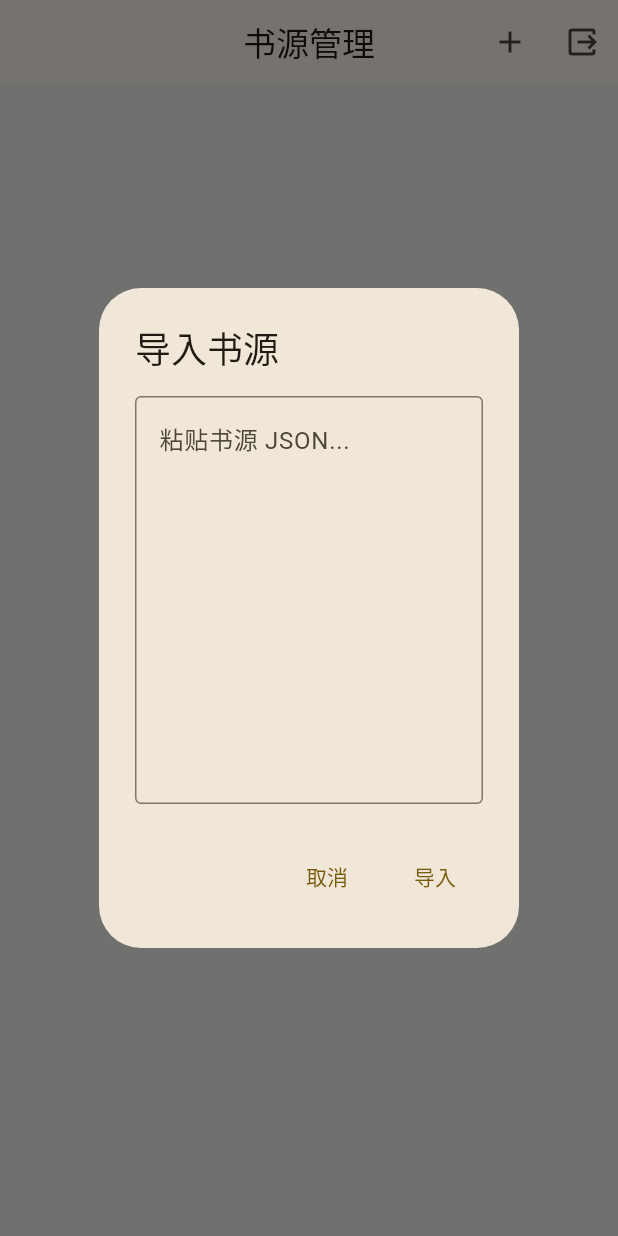
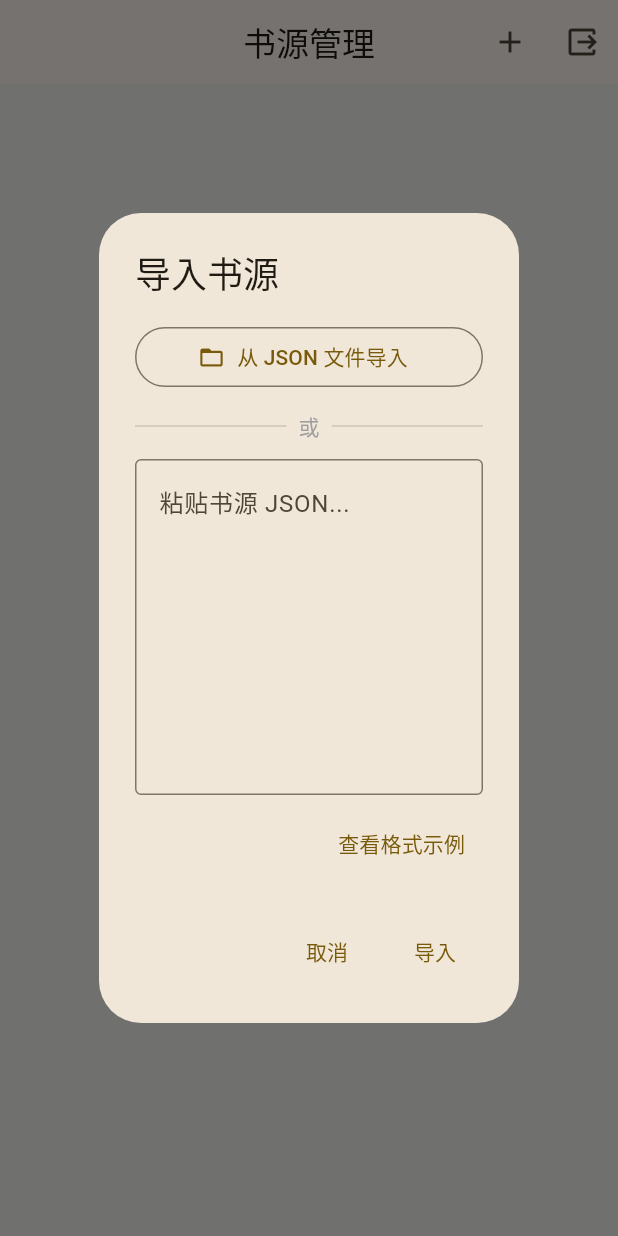
Before and after one commit to Jmengying/ReadLive, a Flutter app: the BookSourcePage screen opened by its route, after a tap on the "add" icon, on a phone screen of 412 x 824 dp. Run offline on Flutter 3.47's test engine with Material 3 defaults, Android fonts, the phone set to English and light mode, and no system bars; our stand-ins replace dio, drift, file_picker, flutter_riverpod, flutter_tts, go_router and 2 more; missing offline and left inert: beautiful_soup_dart, epubx; accounts and stored records are empty; generated files the repository leaves out were written again.

Commit message:
fix: 书源导入对话框增加文件导入和格式示例

```diff
--- a/lib/features/book_source/presentation/book_source_page.dart
+++ b/lib/features/book_source/presentation/book_source_page.dart
@@ -1,6 +1,8 @@
+import 'dart:io';
 import 'package:flutter/material.dart';
 import 'package:flutter/services.dart';
 import 'package:flutter_riverpod/flutter_riverpod.dart';
+import 'package:file_picker/file_picker.dart';
 import 'package:readlive/features/book_source/presentation/book_source_provider.dart';
 import 'package:readlive/features/book_source/domain/book_source_entity.dart';
 
@@ -71,13 +73,49 @@ class BookSourcePage extends ConsumerWidget {
       context: context,
       builder: (ctx) => AlertDialog(
         title: const Text('导入书源'),
-        content: TextField(
+        content: Column(
+          mainAxisSize: MainAxisSize.min,
+          children: [
+            // File picker button
+            SizedBox(
+              width: double.infinity,
+              child: OutlinedButton.icon(
+                icon: const Icon(Icons.folder_open),
+                label: const Text('从 JSON 文件导入'),
+                onPressed: () => _importFromFile(context, ref, ctx),
+              ),
+            ),
+            const SizedBox(height: 12),
+            const Row(
+              children: [
+                Expanded(child: Divider()),
+                Padding(
+                  padding: EdgeInsets.symmetric(horizontal: 8),
+                  child: Text('或', style: TextStyle(color: Colors.grey)),
+                ),
+                Expanded(child: Divider()),
+              ],
+            ),
+            const SizedBox(height: 12),
+            // Text paste area
+            TextField(
               controller: controller,
-          maxLines: 10,
+              maxLines: 8,
               decoration: const InputDecoration(
                 hintText: '粘贴书源 JSON...',
                 border: OutlineInputBorder(),
               ),
+            ),
+            const SizedBox(height: 8),
+            // Format example button
+            Align(
+              alignment: Alignment.centerRight,
+              child: TextButton(
+                onPressed: () => _showFormatExample(context),
+                child: const Text('查看格式示例'),
+              ),
+            ),
+          ],
         ),
         actions: [
           TextButton(
@@ -87,7 +125,49 @@ class BookSourcePage extends ConsumerWidget {
           TextButton(
             onPressed: () async {
               final json = controller.text.trim();
-              if (json.isEmpty) return;
+              if (json.isEmpty) {
+                ScaffoldMessenger.of(context).showSnackBar(
+                  const SnackBar(content: Text('请输入或粘贴书源 JSON')),
+                );
+                return;
+              }
+              await _doImport(context, ref, ctx, json);
+            },
+            child: const Text('导入'),
+          ),
+        ],
+      ),
+    );
+  }
+
+  Future<void> _importFromFile(
+      BuildContext context, WidgetRef ref, BuildContext ctx) async {
+    try {
+      final result = await FilePicker.platform.pickFiles(
+        type: FileType.custom,
+        allowedExtensions: ['json'],
+      );
+      if (result == null || result.files.isEmpty) return;
+
+      final filePath = result.files.first.path;
+      if (filePath == null) return;
+
+      final file = File(filePath);
+      final json = await file.readAsString();
+      if (ctx.mounted) {
+        await _doImport(context, ref, ctx, json);
+      }
+    } catch (e) {
+      if (context.mounted) {
+        ScaffoldMessenger.of(context).showSnackBar(
+          SnackBar(content: Text('读取文件失败: $e')),
+        );
+      }
+    }
+  }
+
+  Future<void> _doImport(BuildContext context, WidgetRef ref,
+      BuildContext ctx, String json) async {
     try {
       final repo = ref.read(bookSourceRepositoryProvider);
       final count = await repo.importFromJson(json);
@@ -104,8 +184,48 @@ class BookSourcePage extends ConsumerWidget {
         );
       }
     }
+  }
+
+  void _showFormatExample(BuildContext context) {
+    showDialog(
+      context: context,
+      builder: (ctx) => AlertDialog(
+        title: const Text('书源 JSON 格式'),
+        content: SingleChildScrollView(
+          child: SelectableText(
+            '''单个书源:
+{
+  "name": "示例书源",
+  "host": "https://example.com",
+  "search": {
+    "url": "https://example.com/search?q={{key}}",
+    "list": ".book-item",
+    "bookName": ".book-name@text",
+    "author": ".book-author@text",
+    "bookUrl": ".book-name@href"
   },
-            child: const Text('导入'),
+  "bookInfo": {
+    "cover": ".book-cover@src",
+    "intro": ".book-intro@text"
+  },
+  "toc": {
+    "list": ".chapter-list a",
+    "name": "@text",
+    "url": "@href"
+  },
+  "content": {
+    "content": ".chapter-content@text"
+  }
+}
+
+也支持数组格式 [源1, 源2, ...]''',
+            style: const TextStyle(fontSize: 12, fontFamily: 'monospace'),
+          ),
+        ),
+        actions: [
+          TextButton(
+            onPressed: () => Navigator.pop(ctx),
+            child: const Text('关闭'),
           ),
         ],
       ),
```
Lines whose indentation alone changed are shown as unchanged.
